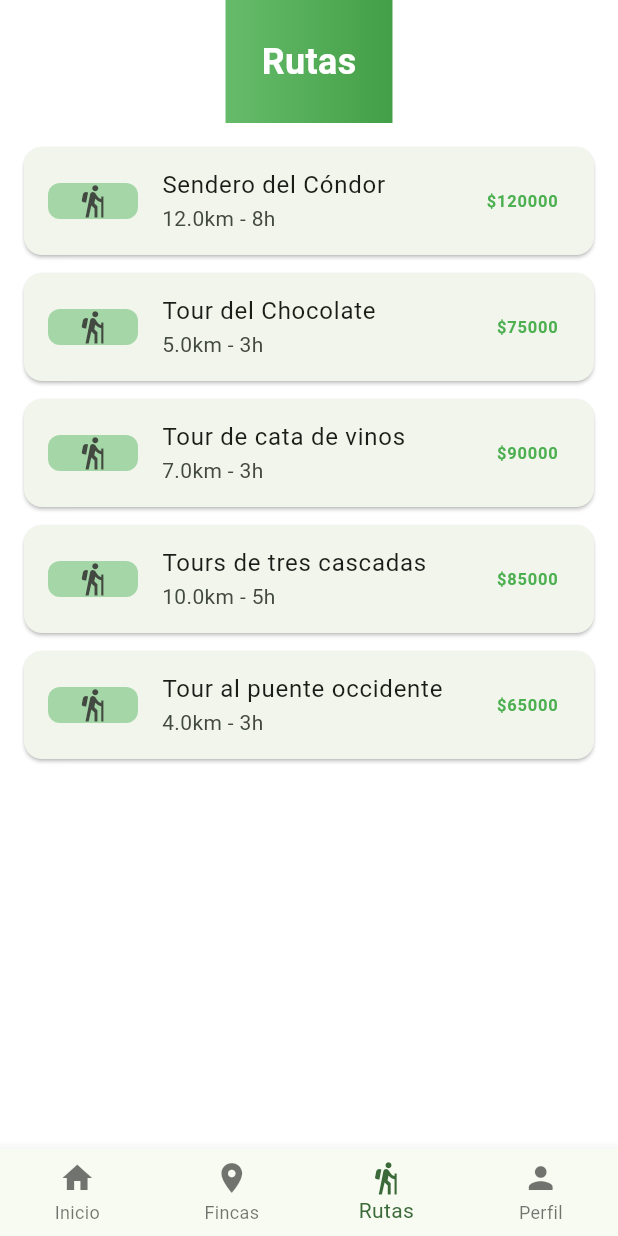
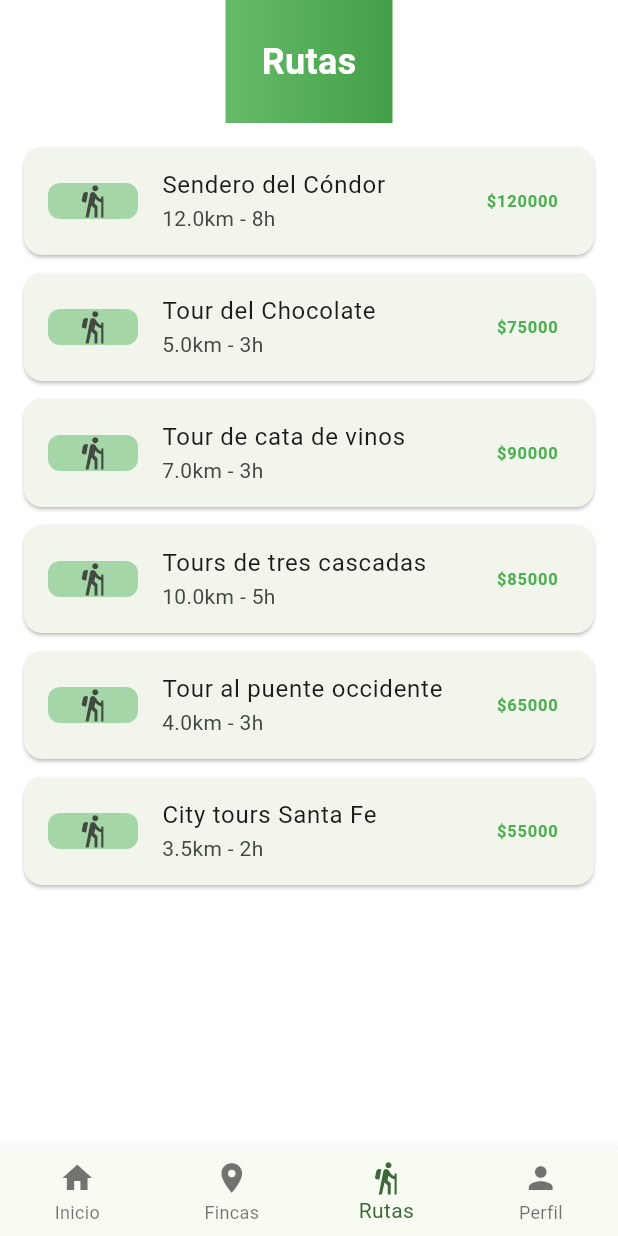
Before and after one commit to achury2000/version-2-app-occi, a Flutter app: the HomeScreen screen opened by its route, item 3 of the bottom bar chosen, on a phone screen of 412 x 824 dp. Run offline on Flutter 3.47's test engine with Material 3 defaults, Android fonts, the light colour scheme and no system bars; our stand-ins replace dio, go_router, shared_preferences; accounts and stored records are empty; network calls fail.

Commit message:
feat: agregar ruta 'City tours Santa Fe' con imágenes y descripción
- Agregada nueva ruta: City tours Santa Fe
- Dificultad: Muy Fácil (1/5)
- Duración: 2 horas
- Precio: 55000 pesos
- Ubicación: Centro Histórico, Santa Fe de Antioquia
- Incluye: Guía especializado, acceso a sitios históricos, seguro
- Visitarás: 4 parques, 4 templos, Catedral Basílica, museos, taller de filigrana
- Agregadas 6 imágenes del patrimonio colonial

```diff
--- a/lib/data/rutas_data.dart
+++ b/lib/data/rutas_data.dart
@@ -210,6 +210,49 @@ class RutasData {
       'requisitos': 'Ninguno, apto para todas las edades',
       'restricciones': 'Ninguna restricción especial',
     },
+    {
+      'id': 6,
+      'nombre': 'City tours Santa Fe',
+      'ubicacion': 'Centro Histórico, Santa Fe de Antioquia',
+      'descripcion':
+          'Adéntrate en el encanto colonial de Santa Fe de Antioquia, la ciudad madre de Antioquia y patrimonio cultural de Colombia. Sus calles empedradas, sus casas blancas con balcones coloridos y su imponente arquitectura colonial te invitan a un viaje en el tiempo.\n\n'
+          'En este recorrido por el Centro Histórico, vivirás una experiencia única con visitas a:\n'
+          '• 4 parques y 4 templos llenos de historia\n'
+          '• La majestuosa Catedral Basílica\n'
+          '• El Museo Juan del Corral Histórico\n'
+          '• La Casa Comfama y la Casa de la Cultura, guardianas de la memoria del pueblo\n'
+          '• El Taller de Filigrana Carolina Vélez, el taller principal de la Casa de la Cultura\n'
+          '• El tradicional Hotel Mariscal Robledo y el Parque de las Artesanías',
+      'duracion': 2.0, // en horas
+      'distancia': 3.5, // en km aprox
+      'precio': 55000, // por persona
+      'capacidad': 12,
+      'dificultad': 'Muy Fácil',
+      'incluye': [
+        'Guía especializado en historia colonial',
+        'Acceso a sitios históricos',
+        'Seguro de viajero',
+      ],
+      'imagen_principal': 'assets/rutas/city_tours_santa_fe/principal.png',
+      'zonas_paso': [
+        'Centro Histórico - Inicio del recorrido',
+        'Parque Principal y Catedral Basílica',
+        'Templos históricos (4 templos)',
+        'Casa Comfama y Casa de la Cultura',
+        'Taller de Filigrana Carolina Vélez',
+        'Parque de las Artesanías y Hotel Mariscal Robledo',
+      ],
+      'mejor_epoca': 'Todo el año (ideal Diciembre-Enero festividades)',
+      'equipo_necesario': [
+        'Calzado cómodo para caminata urbana',
+        'Cámara fotográfica',
+        'Protector solar',
+        'Gafas de sol',
+        'Bolsa para compras de artesanías',
+      ],
+      'requisitos': 'Ninguno, apto para todas las edades',
+      'restricciones': 'Ninguna restricción especial',
+    },
   ];
   static Map<String, dynamic>? getRutaById(int id) {
     try {
```
Also changed, not shown: assets/rutas/city_tours_santa_fe/01_catedral.png (added), assets/rutas/city_tours_santa_fe/02_centro_historico.png (added), assets/rutas/city_tours_santa_fe/03_parque_principal.png (added), assets/rutas/city_tours_santa_fe/04_arquitectura_colonial.png (added), assets/rutas/city_tours_santa_fe/05_museo.png (added), assets/rutas/city_tours_santa_fe/06_artesanias.png (added), assets/rutas/city_tours_santa_fe/principal.png (added).
